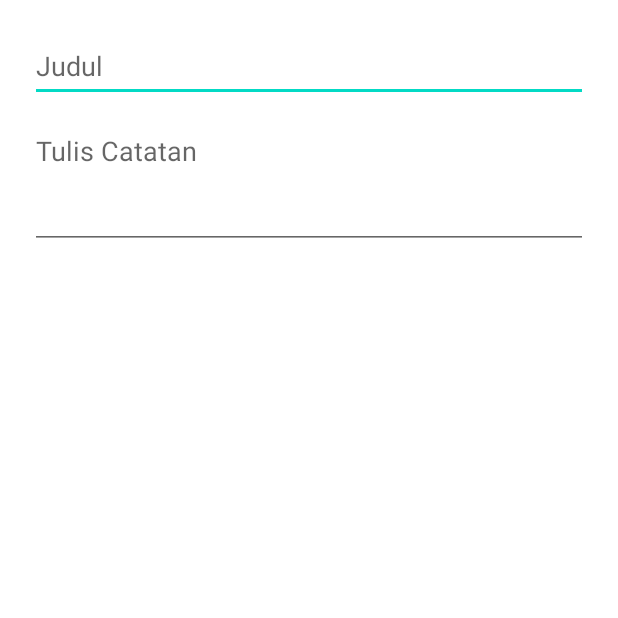
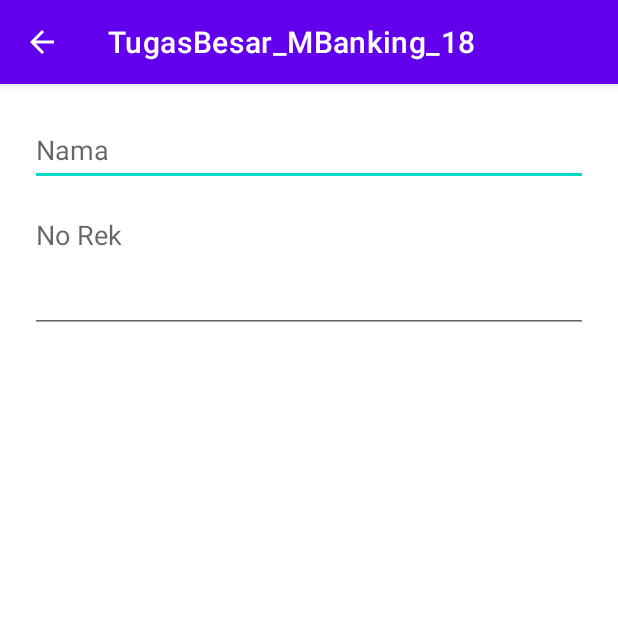
Before and after one commit to CloudDear/TugasBesar_MBanking_18_Revisi, an Android app: the EditActivity screen opened directly, with no data from a screen before it, on a phone screen of 412 x 824 dp, the top half of it. Run offline under Robolectric (Android 15) with nearby library versions, the phone set to English and light mode, and no system bars; our stand-ins replace Room's generated code; 1 statement that could not run was skipped.

Commit message:
Tambahan CRUD

```diff
--- a/app/src/main/res/layout/activity_edit.xml
+++ b/app/src/main/res/layout/activity_edit.xml
@@ -11,7 +11,7 @@
         android:id="@+id/edit_title"
         android:layout_width="0dp"
         android:layout_height="wrap_content"
-        android:hint="Judul"
+        android:hint="Nama"
         android:minHeight="48dp"
         app:layout_constraintEnd_toEndOf="parent"
         app:layout_constraintStart_toStartOf="parent"
@@ -20,7 +20,7 @@
         android:id="@+id/edit_memo"
         android:layout_width="0dp"
         android:layout_height="wrap_content"
-        android:hint="Tulis Catatan"
+        android:hint="No Rek"
         android:minLines="3"
         app:layout_constraintStart_toStartOf="parent"
         app:layout_constraintEnd_toEndOf="parent"
--- a/app/src/main/res/layout/fragment_memo.xml
+++ b/app/src/main/res/layout/fragment_memo.xml
@@ -26,7 +26,7 @@
             android:layout_height="wrap_content"
             android:layout_margin="10dp"
             android:backgroundTint="#D385F4"
-            android:text="Write Memo"
+            android:text="TAMBAH DAFTAR TRANSFER"
             android:textColor="@color/black"
             app:layout_constraintBottom_toBottomOf="parent"
             app:layout_constraintEnd_toEndOf="parent"
--- a/app/src/main/res/values-night/themes.xml
+++ b/app/src/main/res/values-night/themes.xml
@@ -1,6 +1,6 @@
 <resources xmlns:tools="http://schemas.android.com/tools">
     <!-- Base application theme. -->
-    <style name="Theme.TugasBesar_MBanking_18" parent="Theme.MaterialComponents.DayNight.NoActionBar">
+    <style name="Theme.TugasBesar_MBanking_18" parent="Theme.MaterialComponents.DayNight.DarkActionBar">
         <!-- Primary brand color. -->
         <item name="colorPrimary">@color/purple_200</item>
         <item name="colorPrimaryVariant">@color/purple_700</item>
--- a/app/src/main/res/values/themes.xml
+++ b/app/src/main/res/values/themes.xml
@@ -1,6 +1,6 @@
 <resources xmlns:tools="http://schemas.android.com/tools">
     <!-- Base application theme. -->
-    <style name="Theme.TugasBesar_MBanking_18" parent="Theme.MaterialComponents.DayNight.NoActionBar">
+    <style name="Theme.TugasBesar_MBanking_18" parent="Theme.MaterialComponents.DayNight.DarkActionBar">
         <!-- Primary brand color. -->
         <item name="colorPrimary">@color/purple_500</item>
         <item name="colorPrimaryVariant">@color/purple_700</item>
```
